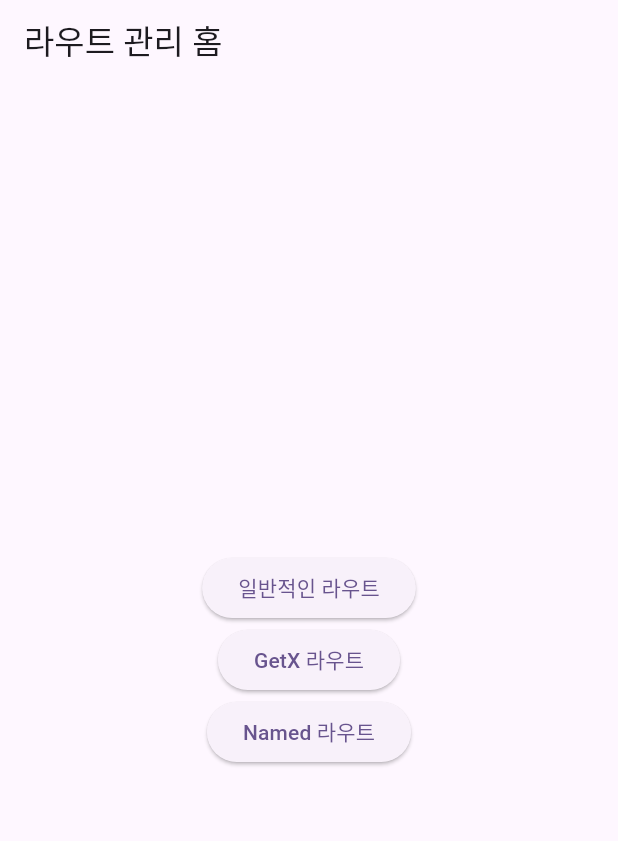
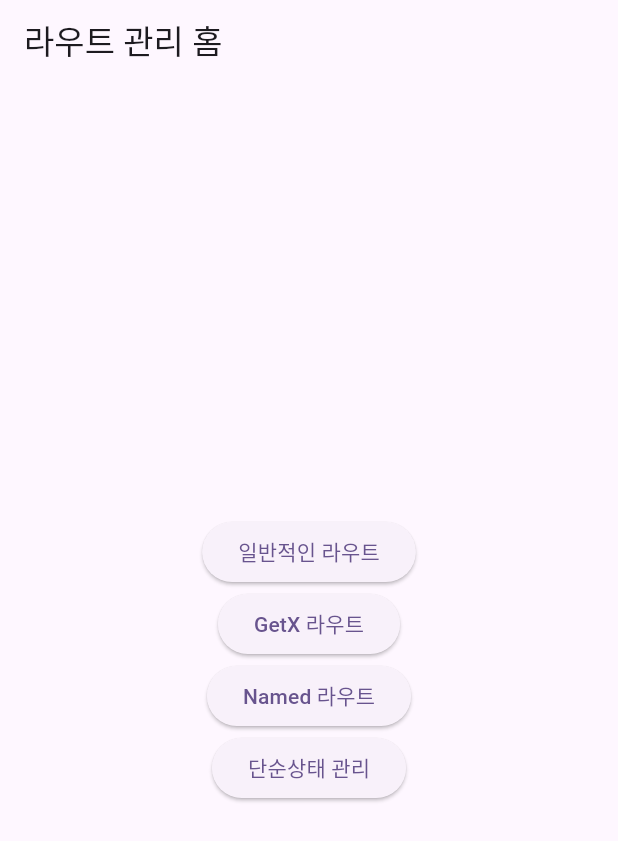
Before and after one commit to LeeMH/flutter-example, a Flutter app: the screen it shows after launch, on a phone screen of 412 x 824 dp. Shown: the top 841 px of the screen. Run offline on Flutter 3.47's test engine with Material 3 defaults, Android fonts, the light colour scheme and no system bars; our stand-ins replace carousel_slider, flutter_svg, get.

Commit message:
Get 라우트 예제 추가

```diff
--- a/getx_exmaple/lib/page/home.dart
+++ b/getx_exmaple/lib/page/home.dart
@@ -1,6 +1,7 @@
 import 'package:flutter/material.dart';
 import 'package:get/get.dart';
 import 'package:getx_exmaple/page/First.dart';
+import 'package:getx_exmaple/page/simple_state.dart';
 
 class Home extends StatelessWidget {
   const Home({super.key});
@@ -37,6 +38,12 @@ class Home extends StatelessWidget {
                 Get.toNamed("/first");
               },
             ),
+            ElevatedButton(
+              child: const Text('단순상태 관리'),
+              onPressed: () {
+                Get.to(() => SimpleStatePage());
+              },
+            ),
           ],
         ),
       ),
```
Also changed, not shown: 1 other file.
